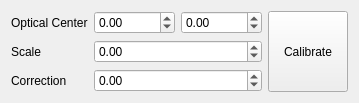
The window that AcfSln/Include/icalibgui/CSimpleLensCorrectionEditorComp.ui (ImagingTools/AcfPublic) describes before a commit, drawn with Qt 5.
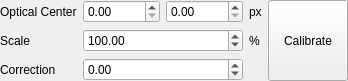
The same window after the commit.

The edit to the form file:
```diff
--- a/AcfSln/Include/icalibgui/CSimpleLensCorrectionEditorComp.ui
+++ b/AcfSln/Include/icalibgui/CSimpleLensCorrectionEditorComp.ui
@@ -7,10 +7,22 @@
     <x>0</x>
     <y>0</y>
     <width>330</width>
-    <height>90</height>
+    <height>72</height>
    </rect>
   </property>
   <layout class="QGridLayout" name="gridLayout">
+   <property name="leftMargin">
+    <number>0</number>
+   </property>
+   <property name="topMargin">
+    <number>0</number>
+   </property>
+   <property name="rightMargin">
+    <number>0</number>
+   </property>
+   <property name="bottomMargin">
+    <number>0</number>
+   </property>
    <item row="0" column="0">
     <widget class="QLabel" name="label_3">
      <property name="text">
@@ -27,7 +39,7 @@
       </sizepolicy>
      </property>
      <property name="minimum">
-      <double>-10000.000000000000000</double>
+      <double>0.000000000000000</double>
      </property>
      <property name="maximum">
       <double>10000.000000000000000</double>
@@ -43,7 +55,7 @@
       </sizepolicy>
      </property>
      <property name="minimum">
-      <double>-10000.000000000000000</double>
+      <double>0.000000000000000</double>
      </property>
      <property name="maximum">
       <double>10000.000000000000000</double>
@@ -64,7 +76,7 @@
      </property>
     </widget>
    </item>
-   <item row="0" column="3" rowspan="3">
+   <item row="0" column="4" rowspan="3">
     <widget class="QPushButton" name="CalibrateButton">
      <property name="sizePolicy">
       <sizepolicy hsizetype="Minimum" vsizetype="Minimum">
@@ -86,10 +98,13 @@
       </sizepolicy>
      </property>
      <property name="minimum">
-      <double>-10000.000000000000000</double>
+      <double>1.000000000000000</double>
      </property>
      <property name="maximum">
-      <double>10000.000000000000000</double>
+      <double>1000.000000000000000</double>
+     </property>
+     <property name="value">
+      <double>100.000000000000000</double>
      </property>
     </widget>
    </item>
@@ -102,10 +117,24 @@
       </sizepolicy>
      </property>
      <property name="minimum">
-      <double>-10000.000000000000000</double>
+      <double>-100.000000000000000</double>
      </property>
      <property name="maximum">
-      <double>10000.000000000000000</double>
+      <double>100.000000000000000</double>
+     </property>
+    </widget>
+   </item>
+   <item row="0" column="3">
+    <widget class="QLabel" name="label_4">
+     <property name="text">
+      <string>px</string>
+     </property>
+    </widget>
+   </item>
+   <item row="1" column="3">
+    <widget class="QLabel" name="label_5">
+     <property name="text">
+      <string>%</string>
      </property>
     </widget>
    </item>
```
